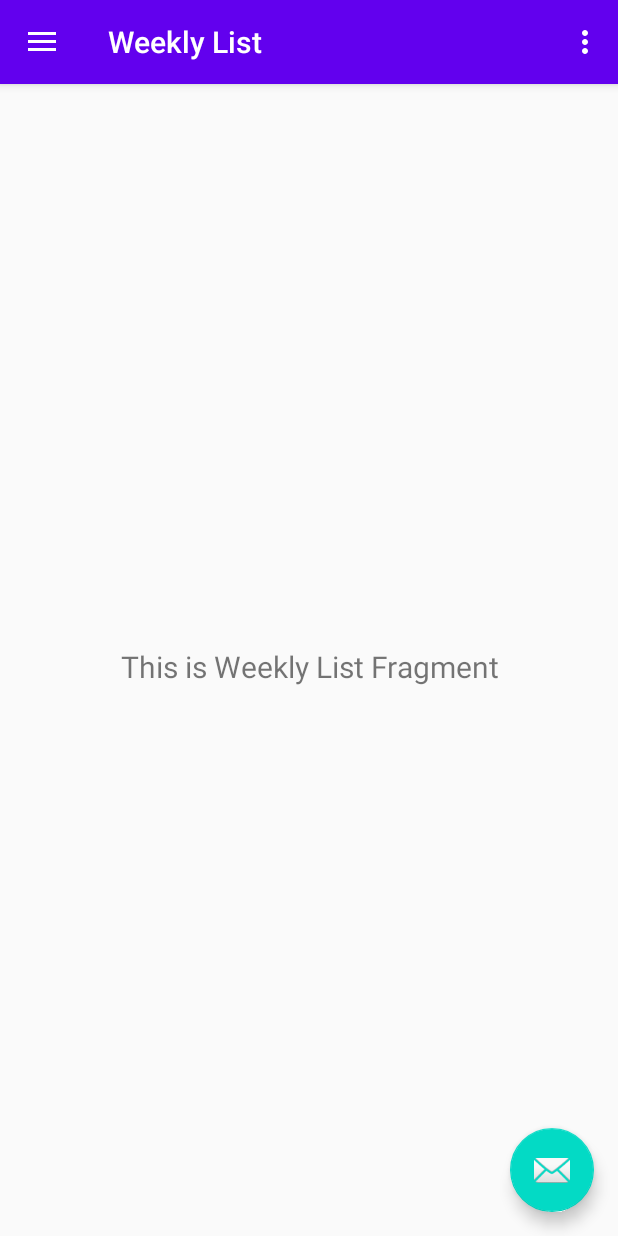
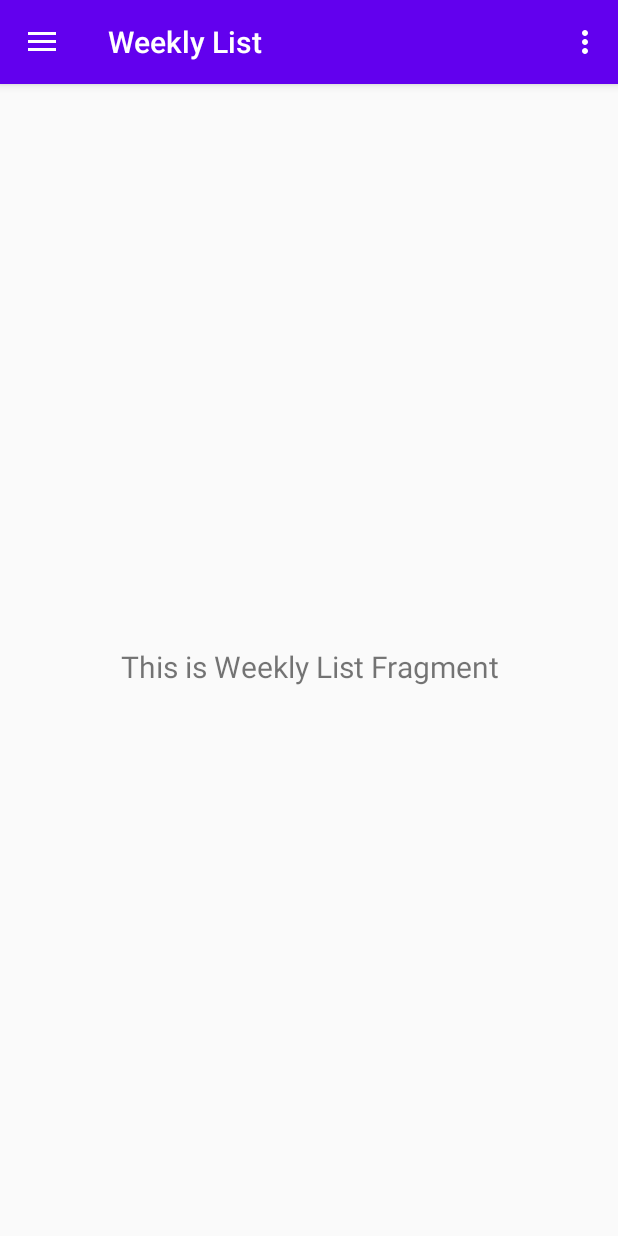
Before and after one commit to maanas-talwar/ToDo-List, an Android app: the screen it shows after launch (MainActivity), in the side drawer, after a tap on "Weekly List", on a phone screen of 412 x 824 dp. Run offline under Robolectric (Android 15) with nearby library versions, the phone set to English and light mode, and no system bars; our stand-ins replace data binding, navigation-ui.

Commit message:
Removed floating button and cleaned code

```diff
--- a/app/src/main/java/com/example/todozzz/MainActivity.kt
+++ b/app/src/main/java/com/example/todozzz/MainActivity.kt
@@ -27,11 +27,6 @@ class MainActivity : AppCompatActivity() {
 
         setSupportActionBar(binding.appBar.toolbar)
 
-        binding.appBar.fab.setOnClickListener { view ->
-            Snackbar.make(view, "Replace with your own action", Snackbar.LENGTH_LONG)
-                    .setAction("Action", null).show()
-        }
-
         val navController = findNavController(R.id.nav_host_fragment)
 
         // Passing each menu ID as a set of Ids because each
--- a/app/src/main/java/com/example/todozzz/ui/masterList/MasterListEntityAdapter.kt
+++ b/app/src/main/java/com/example/todozzz/ui/masterList/MasterListEntityAdapter.kt
@@ -17,7 +17,6 @@ class MasterListEntityAdapter : ListAdapter<MasterListEntity, MasterListEntityAd
 
     override fun onBindViewHolder(holder: ViewHolder, position: Int) {
         val item = getItem(position)
-        val res = holder.itemView.context.resources
         holder.taskData.text = item.taskInfo
     }
 
--- a/app/src/main/java/com/example/todozzz/ui/masterList/MasterListViewModel.kt
+++ b/app/src/main/java/com/example/todozzz/ui/masterList/MasterListViewModel.kt
@@ -28,7 +28,7 @@ class MasterListViewModel(
 
     fun addTask(task: String) {
         uiScope.launch {
-            var newTask = MasterListEntity(taskInfo = task)
+            val newTask = MasterListEntity(taskInfo = task)
             insert(newTask)
         }
     }
--- a/app/src/main/res/layout/app_bar_main.xml
+++ b/app/src/main/res/layout/app_bar_main.xml
@@ -24,13 +24,5 @@
 
         <include layout="@layout/content_main" />
 
-        <com.google.android.material.floatingactionbutton.FloatingActionButton
-            android:id="@+id/fab"
-            android:layout_width="wrap_content"
-            android:layout_height="wrap_content"
-            android:layout_gravity="bottom|end"
-            android:layout_margin="@dimen/fab_margin"
-            app:srcCompat="@android:drawable/ic_dialog_email" />
-
     </androidx.coordinatorlayout.widget.CoordinatorLayout>
 </layout>
```
